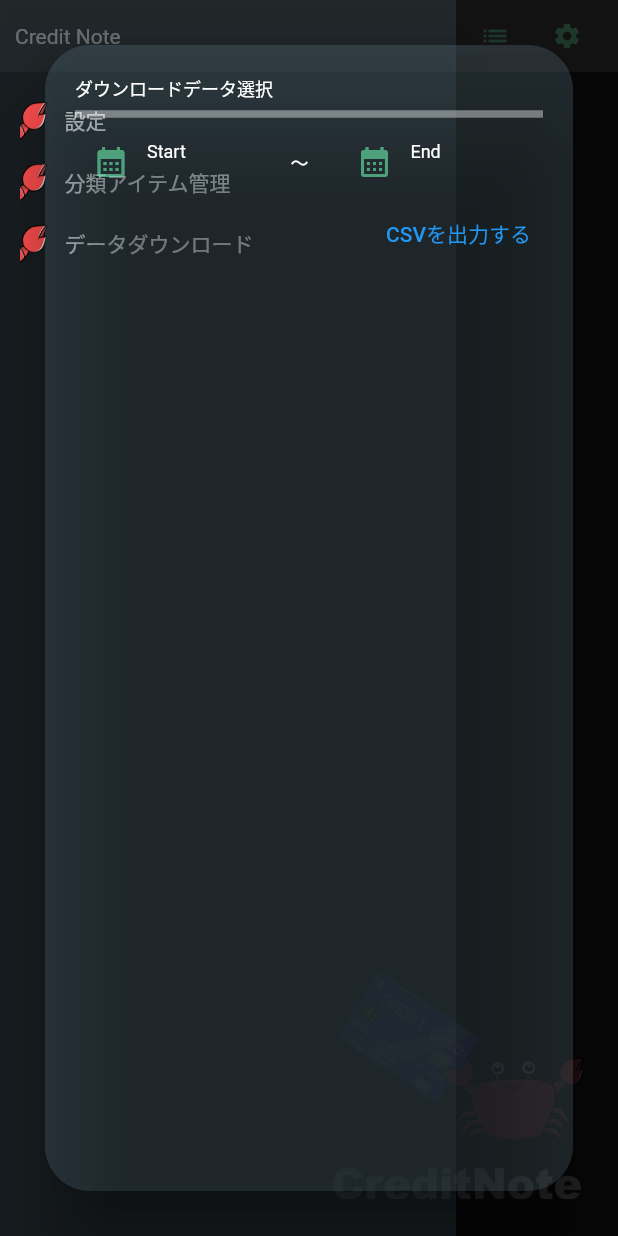
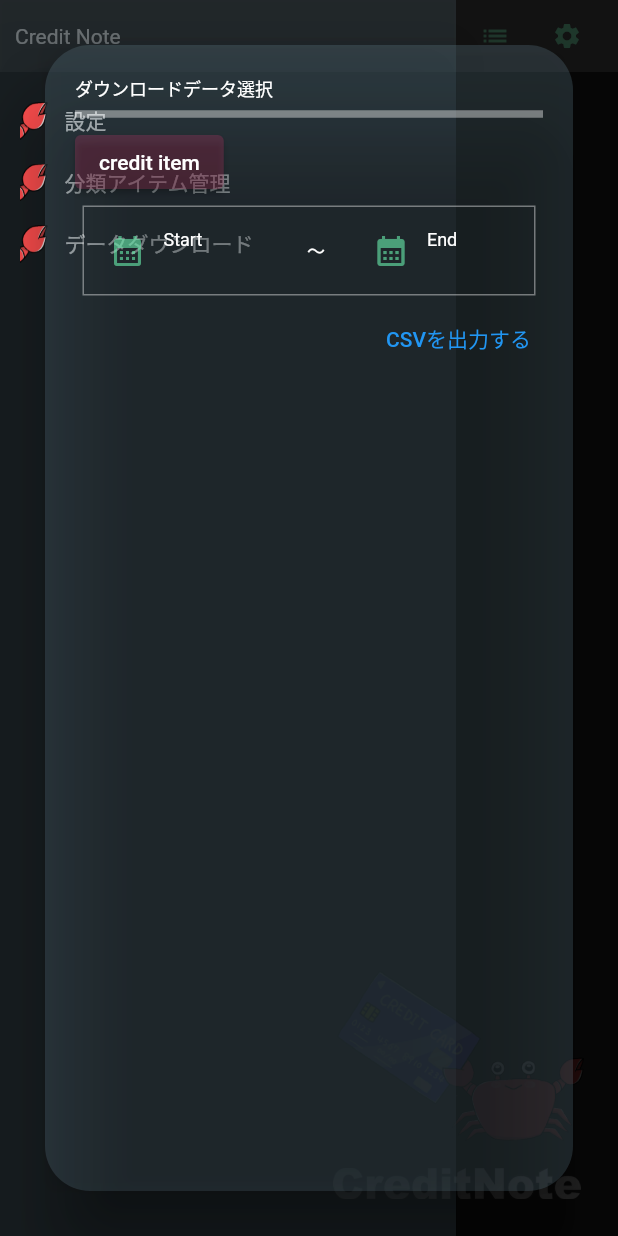
Before and after one commit to toyotarou/app_creditnote-2, a Flutter app: the screen it shows after launch, in the side drawer, after a tap on "データダウンロード", on a phone screen of 412 x 824 dp. Run offline on Flutter 3.47's test engine with Material 3 defaults, Android fonts, the phone set to English and light mode, and no system bars; our stand-ins replace flutter_colorpicker, flutter_hooks, flutter_slidable, freezed_annotation, google_fonts, hooks_riverpod and 1 more; missing offline and left inert: charset_converter, drag_and_drop_lists, external_path; accounts and stored records are empty; generated files the repository leaves out were written again; Roboto replaces fonts that are missing (Kiwi Maru, KiwiMaru).

Commit message:
commit 20240514

```diff
--- /dev/null
+++ b/lib/enums/data_download_data_type.dart
@@ -0,0 +1,16 @@
+enum DateDownloadDataType { none, creditItem, credit }
+
+extension DateDownloadDataTypeExtension on DateDownloadDataType {
+  String get japanName {
+    switch (this) {
+      case DateDownloadDataType.none:
+        return '';
+
+      case DateDownloadDataType.creditItem:
+        return 'creditItem';
+
+      case DateDownloadDataType.credit:
+        return 'credit';
+    }
+  }
+}
--- a/lib/screens/components/download_data_list_alert.dart
+++ b/lib/screens/components/download_data_list_alert.dart
@@ -84,7 +84,16 @@ class _DownloadDataListAlertState extends ConsumerState<DownloadDataListAlert> {
                 children: [const Text('ダウンロードデータ選択'), Container()],
               ),
               Divider(color: Colors.white.withOpacity(0.4), thickness: 5),
-              Row(
+              ElevatedButton(
+                onPressed: () {},
+                child: Text('credit item'),
+                style: ElevatedButton.styleFrom(backgroundColor: Colors.pinkAccent.withOpacity(0.2)),
+              ),
+              Container(
+                margin: const EdgeInsets.all(5),
+                padding: const EdgeInsets.all(5),
+                decoration: BoxDecoration(border: Border.all(color: Colors.white.withOpacity(0.4))),
+                child: Row(
                   children: [
                     SizedBox(
                       width: context.screenSize.width * 0.3,
@@ -121,6 +130,7 @@ class _DownloadDataListAlertState extends ConsumerState<DownloadDataListAlert> {
                       ],
                     ),
                   ],
+                ),
               ),
               Row(
                 mainAxisAlignment: MainAxisAlignment.spaceBetween,
@@ -166,6 +176,18 @@ class _DownloadDataListAlertState extends ConsumerState<DownloadDataListAlert> {
       return Container();
     }
 
+    var startDateTime = DateTime.parse('${dataDownloadState.startYearMonth}-01 00:00:00');
+    var endDateTime = DateTime.parse('${dataDownloadState.endYearMonth}-01 00:00:00');
+
+    if (endDateTime.isBefore(startDateTime)) {
+      Future.delayed(
+        Duration.zero,
+        () => error_dialog(context: context, title: '検索できません。', content: '開始年月、終了年月を正しく入力してください。'),
+      );
+
+      return Container();
+    }
+
     if (widget.allSameNumFlag == false) {
       list.add(
         Container(
@@ -202,10 +224,14 @@ class _DownloadDataListAlertState extends ConsumerState<DownloadDataListAlert> {
             getDataCell(data: element3.yearmonth, width: 100, alignment: Alignment.topLeft),
             getDataCell(data: element3.creditDate, width: 100, alignment: Alignment.topLeft),
             getDataCell(data: element3.creditPrice, width: 100, alignment: Alignment.topRight),
-            getDataCell(data: getCreditName(date: element3.creditDate, price: element3.creditPrice), width: 100, alignment: Alignment.topLeft),
+            getDataCell(
+                data: getCreditName(date: element3.creditDate, price: element3.creditPrice),
+                width: 100,
+                alignment: Alignment.topLeft),
             getDataCell(data: element3.creditDetailDate, width: 100, alignment: Alignment.topLeft),
             getDataCell(data: element3.creditDetailItem, width: 120, alignment: Alignment.topLeft),
-            getDataCell(data: element3.creditDetailPrice.toString().toCurrency(), width: 100, alignment: Alignment.topRight),
+            getDataCell(
+                data: element3.creditDetailPrice.toString().toCurrency(), width: 100, alignment: Alignment.topRight),
             getDataCell(data: element3.creditDetailDescription, width: 300, alignment: Alignment.topLeft),
           ],
         ));
--- a/lib/state/data_download/data_download_response_state.dart
+++ b/lib/state/data_download/data_download_response_state.dart
@@ -1,4 +1,6 @@
 import 'package:freezed_annotation/freezed_annotation.dart';
+
+import '../../enums/data_download_data_type.dart';
 
 part 'data_download_response_state.freezed.dart';
 
@@ -7,5 +9,6 @@ class DataDownloadResponseState with _$DataDownloadResponseState {
   const factory DataDownloadResponseState({
     @Default('') String startYearMonth,
     @Default('') String endYearMonth,
+    DateDownloadDataType? dataType,
   }) = _DataDownloadResponseState;
 }
```
Also changed, not shown: lib/state/data_download/data_download_notifier.dart (+7 -1 lines), lib/state/data_download/data_download_response_state.freezed.dart. Lines whose indentation alone changed are shown as unchanged.
